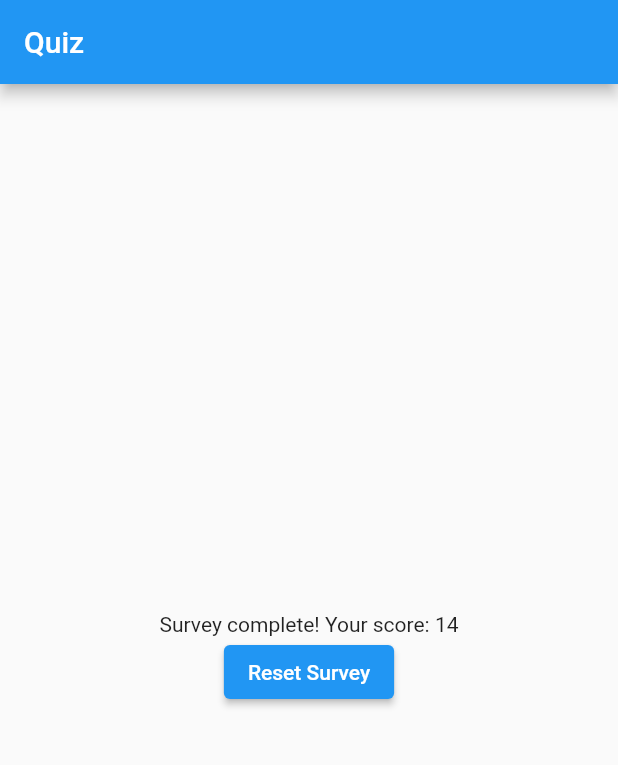
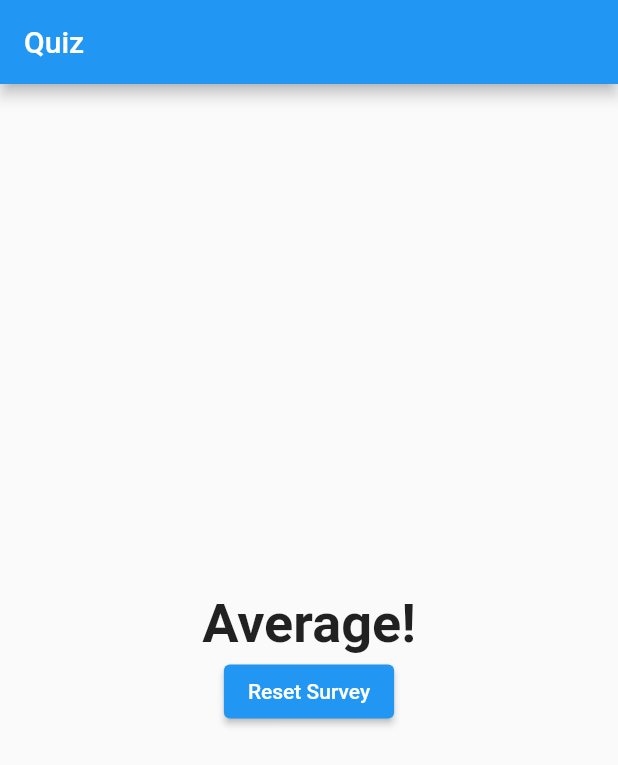
Before and after one commit to js313/flutter-quiz-app, a Flutter app: the screen it shows after launch, after a tap on "Red", after a tap on "Cat", after a tap on "Dubai", on a phone screen of 412 x 824 dp. Shown: the top 765 px of the screen. Run offline on Flutter 3.47's test engine with Material 2 defaults, Android fonts, the phone set to English and light mode, and no system bars.

Commit message:
style reult text, getter method to show result string.

```diff
--- a/lib/quiz.dart
+++ b/lib/quiz.dart
@@ -1,10 +1,9 @@
-import 'dart:developer';
-
 import 'package:flutter/material.dart';
 
 import 'package:quiz_app/answer.dart';
 import 'package:quiz_app/question.dart';
 
+//ignore: must_be_immutable
 class Quiz extends StatelessWidget {
   final List<Map> _questions;
   final int _questionIndex;
--- a/lib/result.dart
+++ b/lib/result.dart
@@ -5,13 +5,28 @@ class Result extends StatelessWidget {
   final VoidCallback resetQuiz;
   const Result({super.key, required this.totalScore, required this.resetQuiz});
 
+  String get getResultString {
+    if (totalScore < 5) {
+      return "Bad!";
+    } else if (totalScore < 7) {
+      return "Below Average!";
+    } else if (totalScore < 15) {
+      return "Average!";
+    } else if (totalScore < 20) {
+      return "Above Average!";
+    }
+    return "Good!";
+  }
+
   @override
   Widget build(BuildContext context) {
     return Column(
         mainAxisAlignment: MainAxisAlignment.center,
         crossAxisAlignment: CrossAxisAlignment.center,
         children: [
-          Text("Survey complete! Your score: $totalScore"),
+          Text(getResultString,
+              style:
+                  const TextStyle(fontSize: 36, fontWeight: FontWeight.bold)),
           ElevatedButton(
             onPressed: resetQuiz,
             child: const Text("Reset Survey"),
```
